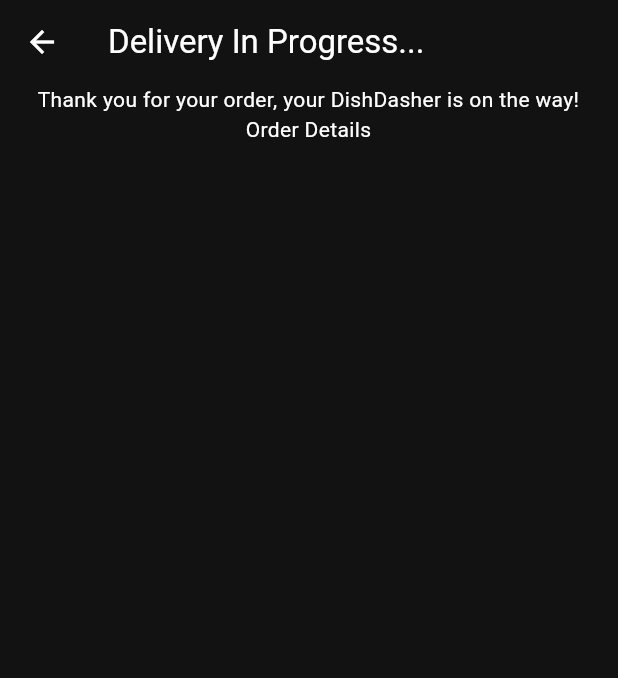
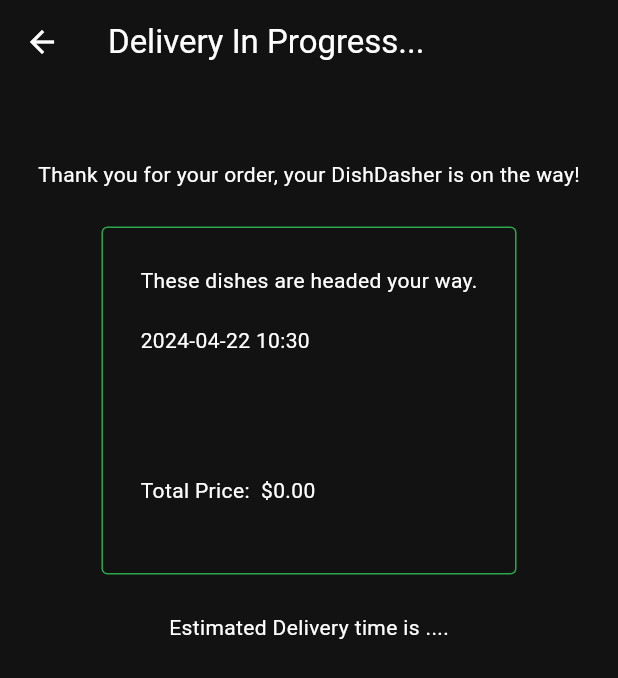
Before and after one commit to branthompson/food_delivery_app, a Flutter app: the DeliveryProgressScreen screen opened directly, on a phone screen of 412 x 824 dp. Shown: the top 678 px of the screen. Run offline on Flutter 3.47's test engine with Material 3 defaults, Android fonts, the phone set to English and light mode, and no system bars; our stand-ins replace flutter_credit_card.

Commit message:
finished delivery page V1+all of UI and functionality

```diff
--- a/food_delivery_app-BranV4/lib/components/order_receipt.dart
+++ b/food_delivery_app-BranV4/lib/components/order_receipt.dart
@@ -1,4 +1,6 @@
+import 'package:dishdash/models/restaurant.dart';
 import 'package:flutter/material.dart';
+import 'package:provider/provider.dart';
 
 class OrderReceipt extends StatelessWidget{
   const OrderReceipt({super.key});
@@ -6,14 +8,30 @@ class OrderReceipt extends StatelessWidget{
   @override
   Widget build(BuildContext context){
     return Padding(
-      padding: const EdgeInsets.only(left:25, right:25, bottom: 25),
-      child: Column(
-        children: [
-          Text("Thank you for your order, your DishDasher is on the way!"),
-          Container(
-            child: Text("Order Details"),
-          ),
-        ],
+      padding: const EdgeInsets.only(left:25, right:25, bottom: 25, top: 50),
+      child: Center(
+        child: Column(
+          mainAxisAlignment: MainAxisAlignment.center,
+          children: [
+            const Text("Thank you for your order, your DishDasher is on the way!"),
+            const SizedBox(height: 25,),
+            Container(
+              decoration: BoxDecoration(
+                border:  Border.all(color: Theme.of(context).colorScheme.secondary),
+                borderRadius: BorderRadius.circular(4),
+              ),
+              padding: const EdgeInsets.all(25),
+
+              child: Consumer<Restaurant>(builder: (context,restaurant,child)=>
+              Text(restaurant.displayOrder(),
+              ),
+              ),
+            ),
+            const SizedBox(height: 25,),
+            const Text("Estimated Delivery time is ...."),
+
+          ],
+        ),
       ),
     );
   }
--- a/food_delivery_app-BranV4/lib/models/restaurant.dart
+++ b/food_delivery_app-BranV4/lib/models/restaurant.dart
@@ -1,6 +1,7 @@
 import 'package:collection/collection.dart';
 import 'package:dishdash/models/cart_item.dart';
 import 'package:flutter/material.dart';
+import 'package:intl/intl.dart';
 import 'food.dart';
 
 class Restaurant extends ChangeNotifier {
@@ -291,7 +292,39 @@ class Restaurant extends ChangeNotifier {
   // HELPERS------------------------------------------
 
   // generate receipt (maybe we implement)
+  String displayOrder() {
+    final orderReceipt = StringBuffer();
+    orderReceipt.writeln("These dishes are headed your way.");
+    orderReceipt.writeln();
+
+    //format date of order
+    String orderDate= DateFormat('yyyy-MM-dd HH:mm').format(DateTime.now());
+
+    orderReceipt.writeln(orderDate);
+    orderReceipt.writeln();
+    orderReceipt.writeln();
+
+    for (final cartItem in _cart){
+      orderReceipt.writeln("${cartItem.quantity} x ${cartItem.food.name} - ${_formatPrice(cartItem.food.price)} ");
+
+    }
+    orderReceipt.writeln();
+    orderReceipt.writeln();
+    orderReceipt.writeln("Total Price:  ${_formatPrice(getTotalPrice())}");
+
+    return orderReceipt.toString();
+  }
 
   // format double value into money
+  String _formatPrice(double price){
+    return "\$${price.toStringAsFixed(2)}";
+  }
 
+
+  //summary of addons on order receipt
+  String _formatAddons(List<Addon> addons){
+    return addons
+    .map((addon)=>"${addon.name} (${_formatPrice(addon.price)})")
+    .join(", ");
+  }
 }
--- a/food_delivery_app-BranV4/lib/screens/delivery_progress_screen.dart
+++ b/food_delivery_app-BranV4/lib/screens/delivery_progress_screen.dart
@@ -17,4 +17,6 @@ class DeliveryProgressScreen extends StatelessWidget{
       )
     );
   }
+
+
 }
--- a/food_delivery_app-BranV4/pubspec.yaml
+++ b/food_delivery_app-BranV4/pubspec.yaml
@@ -38,6 +38,7 @@ dependencies:
   provider: ^6.1.2
   collection: ^1.18.0
   flutter_credit_card: ^4.0.1
+  intl: ^0.19.0
 
 dev_dependencies:
   flutter_test:
```
Also changed, not shown: food_delivery_app-BranV4/pubspec.lock.
